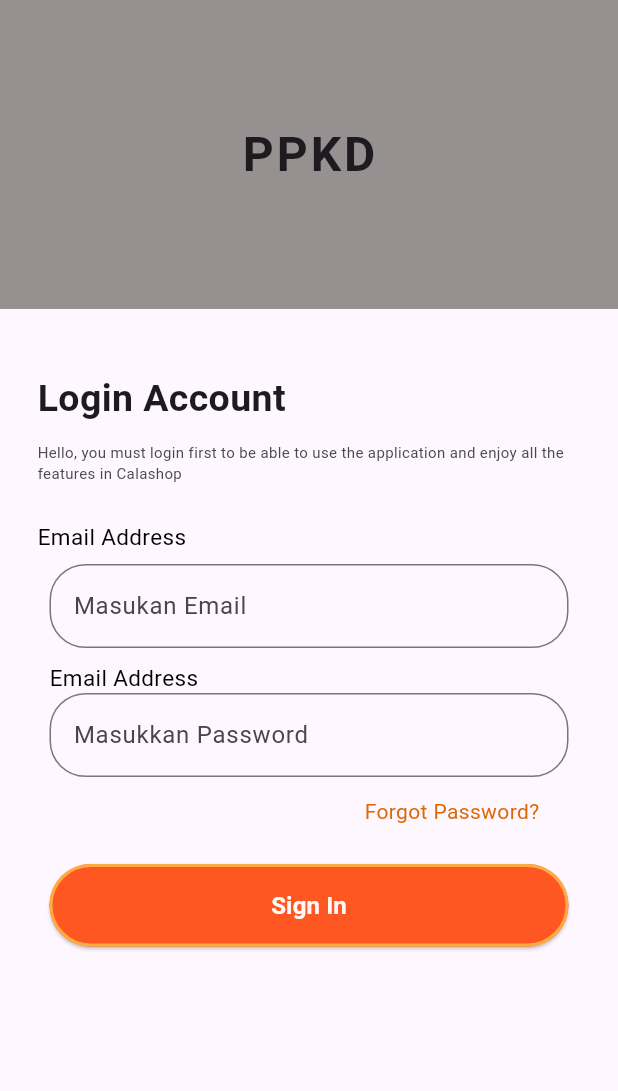
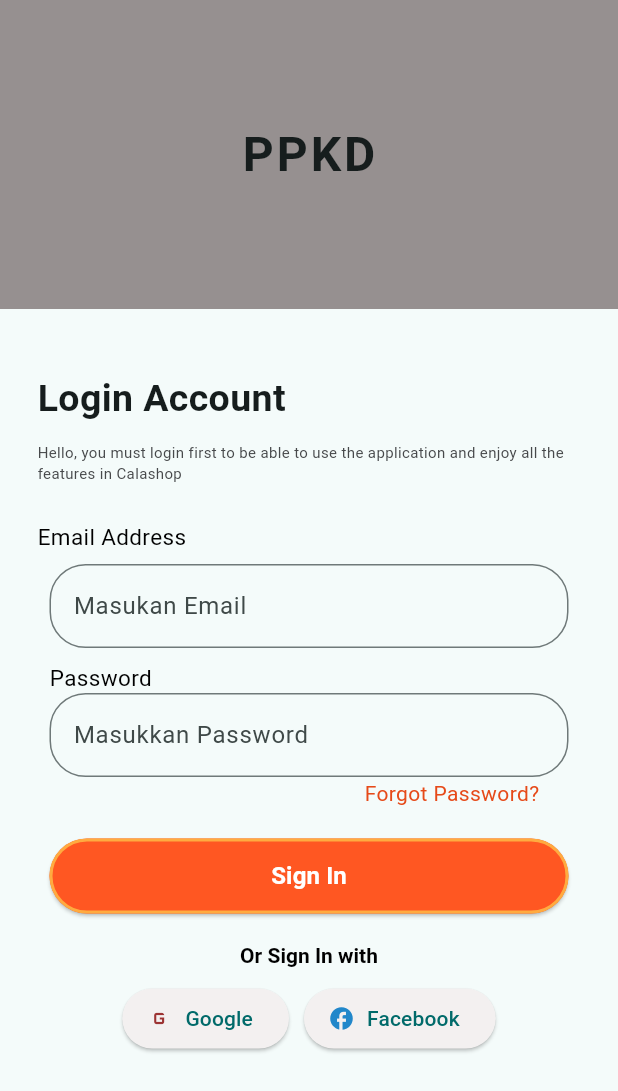
Before and after one commit to HanaDulSet-123/PPKD_B3, a Flutter app: the screen it shows after launch, on a phone screen of 412 x 824 dp. Shown: the top 1091 px of the screen. Run offline on Flutter 3.47's test engine with Material 3 defaults, Android fonts, the phone set to English and light mode, and no system bars.

Commit message:
tugas_7&8

```diff
--- a/lib/main.dart
+++ b/lib/main.dart
@@ -14,6 +14,12 @@ class MyApp extends StatelessWidget {
     return MaterialApp(
       title: 'Flutter Demo',
       theme: ThemeData(
+        colorScheme: ColorScheme.fromSeed(seedColor: Colors.cyanAccent),
+      ),
+      home: Tugas6(),
+      // initialRoute: '/login',
+      // routes: {'/login': (context) => Tugas6()},
+
       // This is the theme of your application.
       //
       // TRY THIS: Try running your application with "flutter run". You'll see
@@ -29,9 +35,6 @@ class MyApp extends StatelessWidget {
       //
       // This works for code too, not just values: Most code changes can be
       // tested with just a hot reload.
-        colorScheme: ColorScheme.fromSeed(seedColor: Colors.deepPurple),
-      ),
-      home: Tugas6(),
     );
   }
 }
--- a/lib/tugas_6/tugas6.dart
+++ b/lib/tugas_6/tugas6.dart
@@ -1,4 +1,5 @@
 import 'package:flutter/material.dart';
+import 'package:ppkd_b_3/tugas_7/bottomNavigation.dart';
 
 class Tugas6 extends StatefulWidget {
   const Tugas6({super.key});
@@ -9,6 +10,31 @@ class Tugas6 extends StatefulWidget {
 
 class _Tugas6State extends State<Tugas6> {
   final _formKey = GlobalKey<FormState>();
+
+  void _loginSuccess() {
+    showDialog(
+      context: context,
+      builder: (BuildContext context) {
+        return AlertDialog(
+          title: const Text("Login Berhasil"),
+          content: const Text("Selamat datang!"),
+          actions: [
+            TextButton(
+              onPressed: () {
+                Navigator.pushReplacement(
+                  context,
+                  MaterialPageRoute(
+                    builder: (context) => buttomnavigationTugas(),
+                  ),
+                );
+              },
+              child: const Text("OK"),
+            ),
+          ],
+        );
+      },
+    );
+  }
 
   @override
   Widget build(BuildContext context) {
@@ -60,7 +86,6 @@ class _Tugas6State extends State<Tugas6> {
                     key: _formKey,
                     child: Padding(
                       padding: const EdgeInsets.all(8.0),
-                      child: SingleChildScrollView(
                       child: Column(
                         crossAxisAlignment: CrossAxisAlignment.stretch,
                         children: [
@@ -76,55 +101,48 @@ class _Tugas6State extends State<Tugas6> {
                                 return "Email not found";
                               }
                               if (!value.contains("@")) {
-                                  return "Email is empaty";
+                                return "Email is invalid";
                               }
                               return null;
                             },
                           ),
-                            SizedBox(height: 9),
+                          const SizedBox(height: 9),
                           const Text(
-                              'Email Address',
+                            'Password',
                             style: TextStyle(
                               fontSize: 15,
                               color: Color.fromARGB(255, 0, 0, 0),
                             ),
                           ),
                           TextFormField(
+                            obscureText: true,
                             decoration: InputDecoration(
                               border: OutlineInputBorder(
                                 borderRadius: BorderRadius.circular(24),
                               ),
                               hintText: "Masukkan Password",
                             ),
-
                             validator: (value) {
                               if (value == null || value.isEmpty) {
                                 return "Password not found";
-                                }
-                                if (!value.contains("@")) {
-                                  return "Confirm Password Not Found";
+                              } else if (value.length < 6) {
+                                return "Password must be at least 6 characters";
                               }
                               return null;
                             },
                           ),
-
-                            const SizedBox(height: 12),
-
                           const SizedBox(height: 1),
                           Padding(
-                              padding: EdgeInsets.only(left: 210),
+                            padding: const EdgeInsets.only(left: 210),
                             child: Text(
                               "Forgot Password?",
-                                style: TextStyle(
-                                  color: const Color.fromARGB(255, 221, 103, 6),
+                              style: TextStyle(color: Colors.deepOrange[700]),
                             ),
                           ),
-                            ),
-                            SizedBox(height: 25),
-
+                          const SizedBox(height: 20),
                           SizedBox(
                             width: double.infinity,
-                              height: 55,
+                            height: 50,
                             child: ElevatedButton(
                               style: ElevatedButton.styleFrom(
                                 backgroundColor: Colors.deepOrange,
@@ -132,48 +150,85 @@ class _Tugas6State extends State<Tugas6> {
                                   color: Colors.orangeAccent,
                                   width: 2,
                                 ),
-
                                 shape: RoundedRectangleBorder(
                                   borderRadius: BorderRadius.circular(30),
                                 ),
                               ),
-
                               onPressed: () {
                                 if (_formKey.currentState!.validate()) {
-                                    showDialog(
-                                      context: context,
-                                      builder: (BuildContext context) {
-                                        return AlertDialog(
-                                          title: const Text("Login Berhasil"),
-                                          content: const Text(
-                                            "Selamat datang!",
-                                          ),
-                                          actions: [
-                                            TextButton(
-                                              onPressed: () {
-                                                Navigator.pop(context);
-                                              },
-                                              child: const Text("OK"),
-                                            ),
-                                          ],
-                                        );
-                                      },
-                                    );
+                                  _loginSuccess();
                                 }
                               },
-
                               child: const Text(
                                 "Sign In",
                                 style: TextStyle(
-                                    color: Color.fromARGB(255, 250, 248, 247),
+                                  color: Colors.white,
                                   fontWeight: FontWeight.bold,
                                   fontSize: 16,
                                 ),
                               ),
                             ),
                           ),
+                          const SizedBox(height: 20),
+                          Center(
+                            child: RichText(
+                              text: const TextSpan(
+                                text: "Or Sign In with",
+                                style: TextStyle(
+                                  color: Colors.black,
+                                  fontWeight: FontWeight.bold,
+                                ),
+                              ),
+                            ),
+                          ),
+                          const SizedBox(height: 10),
+                          Row(
+                            mainAxisAlignment: MainAxisAlignment.center,
+                            children: [
+                              ElevatedButton.icon(
+                                icon: const Icon(
+                                  Icons.g_mobiledata,
+                                  color: Color.fromARGB(255, 156, 51, 51),
+                                ),
+                                label: const Text("Google"),
+                                style: ElevatedButton.styleFrom(
+                                  backgroundColor: const Color.fromARGB(
+                                    255,
+                                    243,
+                                    240,
+                                    240,
+                                  ),
+                                ),
+                                onPressed: () {
+                                  if (_formKey.currentState!.validate()) {
+                                    _loginSuccess();
+                                  }
+                                },
+                              ),
+                              const SizedBox(width: 10),
+                              ElevatedButton.icon(
+                                onPressed: () {
+                                  if (_formKey.currentState!.validate()) {
+                                    _loginSuccess();
+                                  }
+                                },
+                                icon: const Icon(
+                                  Icons.facebook,
+                                  color: Color.fromARGB(255, 33, 135, 202),
+                                ),
+                                label: const Text("Facebook"),
+                                style: ElevatedButton.styleFrom(
+                                  backgroundColor: const Color.fromARGB(
+                                    255,
+                                    243,
+                                    240,
+                                    240,
+                                  ),
+                                ),
+                              ),
                             ],
                           ),
+                        ],
                       ),
                     ),
                   ),
```
Also changed, not shown: lib/testtugas/testtugas6.dart (added, +19 -0 lines), lib/tugas_7/CheckBoxTugas.dart (added, +50 -0 lines), lib/tugas_7/DatePickerTugas.dart (added, +46 -0 lines), lib/tugas_7/DropDown.dart (added, +38 -0 lines), lib/tugas_7/TimePickerTugas.dart (added, +46 -0 lines), lib/tugas_7/bottomNavigation.dart (added, +73 -0 lines), lib/tugas_7/switchpage.dart (added, +46 -0 lines), lib/tugas_7/tugas7.dart (added, +70 -0 lines), pubspec.yaml (+4 -14 lines), pubspec.lock. Lines whose indentation alone changed are shown as unchanged.
